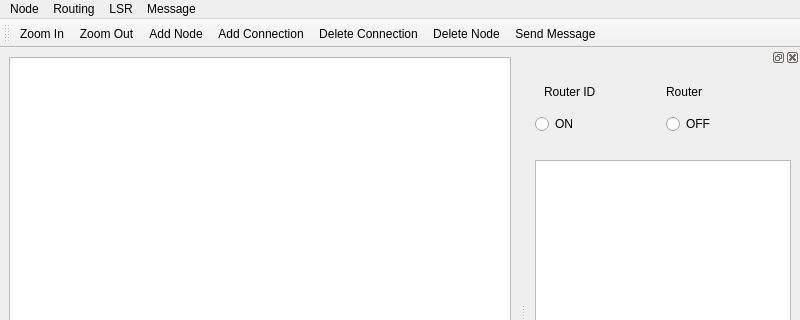
This is src/mainwindow.ui in kovkinvladyslav/network-routing-simulator as Qt 5 draws it before an edit; both pictures show x 0 to 800 and y 0 to 320 of the 800 by 600 pixel window. The edited form follows.
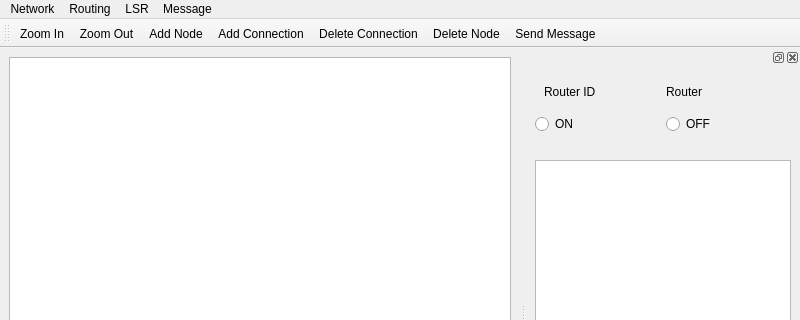
This is the edited form. Icons and pictures are not drawn.

Commit message: remove show connections option

What changed in the file:
```diff
--- a/src/mainwindow.ui
+++ b/src/mainwindow.ui
@@ -48,7 +48,7 @@
    </property>
    <widget class="QMenu" name="menuNode">
     <property name="title">
-     <string>Node</string>
+     <string>Network</string>
     </property>
     <widget class="QMenu" name="menuAdd">
      <property name="title">
```
Left out of the diff: 1 changed line with no effect on the pictures.
